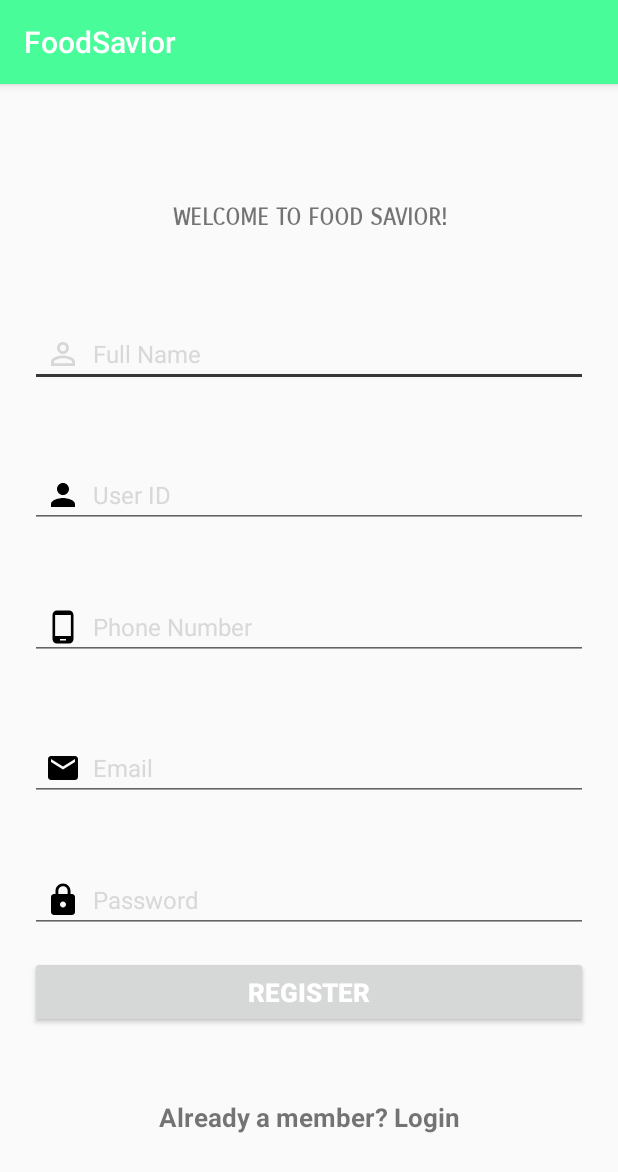
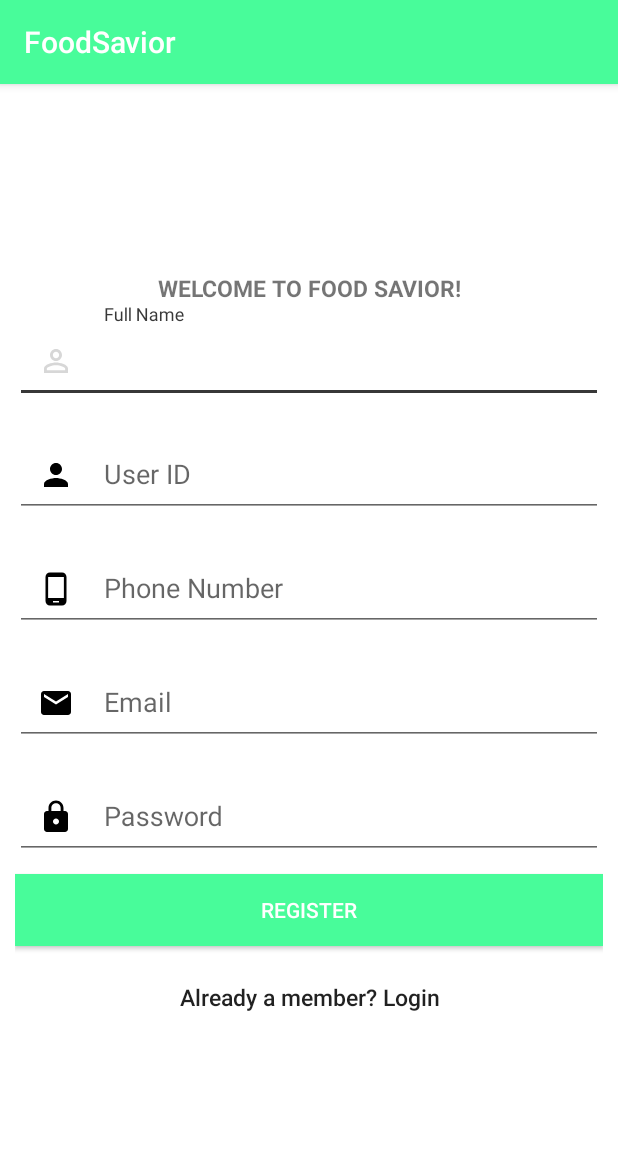
Before and after one commit to Ellynnn/MAD, an Android app: the Registration screen opened directly, with no data from a screen before it, on a phone screen of 412 x 824 dp. Shown: the top 1172 px of the screen. Run offline under Robolectric (Android 15) with nearby library versions, the phone set to English and light mode, and no system bars; our stand-ins replace Firebase (no records; nobody signed in at launch, a user with empty details on screens opened directly).

Commit message:
Login n Register

```diff
--- a/app/build.gradle
+++ b/app/build.gradle
@@ -24,10 +24,10 @@ dependencies {
     implementation 'com.android.support:design:28.0.0'
     implementation 'com.android.support.constraint:constraint-layout:1.1.3'
     implementation 'com.android.support:support-v4:28.0.0'
+    implementation 'com.google.firebase:firebase-core:16.0.6'
     testImplementation 'junit:junit:4.12'
     androidTestImplementation 'com.android.support.test:runner:1.0.2'
     androidTestImplementation 'com.android.support.test.espresso:espresso-core:3.0.2'
-    implementation 'com.google.firebase:firebase-core:16.0.6'
 }
 
 apply plugin: 'com.google.gms.google-services'
--- a/app/src/main/java/com/example/ellyn/assignment/Registration.java
+++ b/app/src/main/java/com/example/ellyn/assignment/Registration.java
@@ -1,13 +1,101 @@
 package com.example.ellyn.assignment;
 
+import android.content.Intent;
 import android.os.Bundle;
 import android.support.v7.app.AppCompatActivity;
+import android.text.TextUtils;
+import android.view.View;
+import android.widget.Button;
+import android.widget.EditText;
+import android.widget.ProgressBar;
+import android.widget.Toast;
 
+import com.google.firebase.database.FirebaseDatabase;
+import com.google.firebase.database.IgnoreExtraProperties;
+
+@IgnoreExtraProperties
 public class Registration extends AppCompatActivity {
+    private EditText inputrfullname, inputruserid, inputrphoneno , inputremail, inputrpassword;
+    private Button  btnregister, btnlinklogin;
+    private ProgressBar progressBar;
+    private FirebaseDatabase firebaseDatabase;
 
     @Override
     protected void onCreate(Bundle savedInstanceState) {
         super.onCreate(savedInstanceState);
         setContentView(R.layout.activity_registration);
-  }
+
+        //Get Firebase auth instance
+        firebaseDatabase = FirebaseDatabase.getInstance();
+
+        btnregister = (Button) findViewById(R.id.btn_register);
+        inputrfullname = (EditText) findViewById(R.id.rEditname);
+        inputruserid = (EditText) findViewById(R.id.rEdituserid);
+        inputrphoneno = (EditText) findViewById(R.id.rEditphoneno);
+        inputremail = (EditText) findViewById(R.id.rEditEmail);
+        inputrpassword = (EditText) findViewById(R.id.rEditPassword);
+        progressBar = (ProgressBar) findViewById(R.id.progressBar);
+        btnlinklogin = (Button) findViewById(R.id.btn_link_login);
+
+
+        btnlinklogin.setOnClickListener(new View.OnClickListener() {
+            @Override
+            public void onClick(View v) {
+                Intent myIntent = new Intent(Registration.this, login.class);
+                startActivity(myIntent);
+            }
+        });
+
+        btnregister.setOnClickListener(new View.OnClickListener() {
+            @Override
+            public void onClick(View v) {
+
+                String fullname = inputrfullname.getText().toString().trim();
+                String userid = inputruserid.getText().toString().trim();
+                String phoneno = inputrphoneno.getText().toString().trim();
+                String email = inputremail.getText().toString().trim();
+                String password = inputrpassword.getText().toString().trim();
+
+                if (TextUtils.isEmpty(fullname)) {
+                    Toast.makeText(getApplicationContext(), "Enter full name!", Toast.LENGTH_SHORT).show();
+                    return;
+                }
+                if (TextUtils.isEmpty(userid)) {
+                    Toast.makeText(getApplicationContext(), "Enter user ID!", Toast.LENGTH_SHORT).show();
+                    return;
+                }
+
+                if (TextUtils.isEmpty(phoneno)) {
+                    Toast.makeText(getApplicationContext(), "Enter phoneno!", Toast.LENGTH_SHORT).show();
+                    return;
+                }
+
+                if (TextUtils.isEmpty(email)) {
+                    Toast.makeText(getApplicationContext(), "Enter email address!", Toast.LENGTH_SHORT).show();
+                    return;
+                }
+
+                if (TextUtils.isEmpty(password)) {
+                    Toast.makeText(getApplicationContext(), "Enter password!", Toast.LENGTH_SHORT).show();
+                    return;
+                }
+
+                if (password.length() < 6) {
+                    Toast.makeText(getApplicationContext(), "Password too short, enter minimum 6 characters!", Toast.LENGTH_SHORT).show();
+                    return;
+                }
+
+                progressBar.setVisibility(View.VISIBLE);
+
+
+            }
+        });
+    }
+
+    @Override
+    protected void onResume() {
+        super.onResume();
+        progressBar.setVisibility(View.GONE);
+    }
+
 }
--- a/app/src/main/res/layout/activity_registration.xml
+++ b/app/src/main/res/layout/activity_registration.xml
@@ -1,179 +1,147 @@
 <?xml version="1.0" encoding="utf-8"?>
-<android.support.constraint.ConstraintLayout xmlns:android="http://schemas.android.com/apk/res/android"
+<LinearLayout xmlns:android="http://schemas.android.com/apk/res/android"
+    xmlns:tools="http://schemas.android.com/tools"
     xmlns:app="http://schemas.android.com/apk/res-auto"
-    xmlns:tools="http://schemas.android.com/tools"
+    android:orientation="vertical"
     android:layout_width="match_parent"
     android:layout_height="match_parent"
-    android:orientation="vertical"
-    android:padding="20dp"
-    tools:context=".Registration">
-
-    <android.support.constraint.Guideline
-        android:id="@+id/guideline"
-        android:layout_width="wrap_content"
-        android:layout_height="wrap_content"
-        android:orientation="horizontal"
-        app:layout_constraintGuide_begin="20dp"
-        app:layout_constraintGuide_percent="0.0" />
-
-
-    <android.support.constraint.Guideline
-        android:id="@+id/guideline2"
-        android:layout_width="wrap_content"
-        android:layout_height="wrap_content"
-        android:orientation="horizontal"
-        app:layout_constraintGuide_percent="0.25"
-        app:layout_constraintGuide_begin="20dp" />
-
-    <android.support.constraint.Guideline
-        android:id="@+id/guideline3"
-        android:layout_width="wrap_content"
-        android:layout_height="wrap_content"
-        android:orientation="horizontal"
-        app:layout_constraintGuide_begin="284dp"
-        app:layout_constraintGuide_percent="0.5" />
-
-    <android.support.constraint.Guideline
-        android:id="@+id/guideline4"
-        android:layout_width="wrap_content"
-        android:layout_height="wrap_content"
-        android:orientation="horizontal"
-        app:layout_constraintGuide_percent="0.75"
-        app:layout_constraintGuide_begin="372dp" />
-
-
-    <android.support.constraint.Guideline
-        android:id="@+id/guideline5"
-        android:layout_width="wrap_content"
-        android:layout_height="wrap_content"
-        android:orientation="horizontal"
-        app:layout_constraintGuide_percent="1.0"
-        app:layout_constraintGuide_begin="461dp" />
+    android:padding="10dp"
+    android:gravity="center"
+    android:background="@color/colorBG"
+    tools:context="com.example.ellyn.assignment.Registration">>
 
     <TextView
         android:id="@+id/welcome"
-        android:layout_width="fill_parent"
+        android:layout_width="wrap_content"
         android:layout_height="wrap_content"
-        android:fontFamily="sans-serif-smallcaps"
-        android:gravity="center"
         android:text="@string/welcome"
+        android:textAlignment="center"
         android:textSize="15dp"
-        android:textStyle="bold"
-        app:layout_constraintBottom_toTopOf="@+id/input_fullname"
-        app:layout_constraintTop_toTopOf="@+id/guideline" />
+        android:textStyle="normal|bold"
+        app:layout_constraintBottom_toTopOf="@+id/input_rfullname"
+        />
+
+    <android.support.design.widget.TextInputLayout
+        android:id="@+id/input_rfullname"
+        android:layout_width="match_parent"
+        android:layout_height="wrap_content"
+        android:layout_marginBottom="10dp">
 
         <EditText
-        android:id="@+id/input_fullname"
-        android:layout_width="fill_parent"
+            android:id="@+id/rEditname"
+            android:layout_width="match_parent"
             android:layout_height="wrap_content"
-        android:layout_marginTop="10dp"
-        android:drawableLeft="@drawable/ic_person_outline_white_24dp"
-        android:drawablePadding="8dp"
+            android:hint="@string/full_name"
+            android:padding="15dp"
+            android:drawablePadding="20dp"
+            android:paddingLeft="20dp"
+            android:drawableLeft="@drawable/ic_person_outline_white_24dp"/>
 
-        android:hint="@string/full_name"
-        android:padding="10dp"
-        android:textColor="#333333"
-        android:textColorHint="#d8d8d8"
-        android:textSize="16sp"
+    </android.support.design.widget.TextInputLayout>
+
+    <android.support.design.widget.TextInputLayout
+        android:id="@+id/input_ruserid"
+        android:layout_width="match_parent"
+        android:layout_height="wrap_content"
+        android:layout_marginBottom="10dp" >
+
+        <EditText
+            android:layout_width="match_parent"
+            android:layout_height="wrap_content"
+            android:id="@+id/rEdituserid"
+            android:hint="@string/user_id"
+            android:padding="15dp"
+            android:drawablePadding="20dp"
             android:paddingLeft="20dp"
-        app:layout_constraintBottom_toTopOf="@+id/guideline2"
+            android:drawableLeft="@drawable/ic_person_black_24dp"
             />
 
+    </android.support.design.widget.TextInputLayout>
+
+
+    <android.support.design.widget.TextInputLayout
+        android:id="@+id/input_rphoneno"
+        android:layout_width="match_parent"
+        android:layout_height="wrap_content"
+        android:layout_marginBottom="10dp" >
 
         <EditText
-        android:id="@+id/input_userid"
-        android:layout_width="fill_parent"
+            android:layout_width="match_parent"
             android:layout_height="wrap_content"
-        android:layout_marginTop="5dp"
-        android:drawableLeft="@drawable/ic_person_black_24dp"
-        android:drawablePadding="8dp"
-        android:gravity="center_vertical"
-        android:hint="@string/user_id"
-        android:padding="10dp"
-        android:textColor="#333333"
-        android:textColorHint="#d8d8d8"
-        android:textSize="16sp"
+            android:id="@+id/rEditphoneno"
+            android:hint="Phone Number"
+            android:padding="15dp"
+            android:drawablePadding="20dp"
             android:paddingLeft="20dp"
-        app:layout_constraintBottom_toTopOf="@+id/input_phoneno"
-        app:layout_constraintTop_toTopOf="@+id/guideline2" />
+            android:drawableLeft="@drawable/ic_phone_android_black_24dp"/>
+
+    </android.support.design.widget.TextInputLayout>
+
+
+    <android.support.design.widget.TextInputLayout
+        android:id="@+id/input_remail"
+        android:layout_width="match_parent"
+        android:layout_height="wrap_content"
+        android:layout_marginBottom="10dp" >
 
         <EditText
-        android:id="@+id/input_phoneno"
-        android:layout_width="fill_parent"
+            android:layout_width="match_parent"
             android:layout_height="wrap_content"
-        android:layout_marginTop="5dp"
-        android:drawableLeft="@drawable/ic_phone_android_black_24dp"
-        android:drawablePadding="8dp"
-        android:hint="@string/phone_number"
-        android:padding="10dp"
-        android:textColor="#333333"
-        android:textColorHint="#d8d8d8"
-        android:textSize="16sp"
+            android:id="@+id/rEditEmail"
+            android:hint="@string/email"
+            android:inputType="textEmailAddress"
+            android:padding="15dp"
+            android:drawablePadding="20dp"
             android:paddingLeft="20dp"
-        app:layout_constraintBottom_toTopOf="@+id/guideline3"
-        />
+            android:drawableLeft="@drawable/ic_email_black_24dp"/>
+
+    </android.support.design.widget.TextInputLayout>
+
+    <android.support.design.widget.TextInputLayout
+        android:id="@+id/input_rpassword"
+        android:layout_width="match_parent"
+        android:layout_height="wrap_content"
+        android:layout_marginBottom="10dp" >
 
         <EditText
-        android:id="@+id/input_email"
-        android:layout_width="fill_parent"
+            android:layout_width="match_parent"
             android:layout_height="wrap_content"
-        android:layout_marginTop="5dp"
-        android:drawableLeft="@drawable/ic_email_black_24dp"
-        android:drawablePadding="8dp"
-        android:hint="@string/email"
-        android:inputType="textEmailAddress"
-        android:padding="10dp"
-        android:textColor="#333333"
-        android:textColorHint="#d8d8d8"
-        android:textSize="16sp"
-        android:paddingLeft="20dp"
-        app:layout_constraintBottom_toTopOf="@+id/input_password"
-        app:layout_constraintTop_toBottomOf="@+id/input_phoneno" />
-
-    <EditText
-        android:id="@+id/input_password"
-        android:layout_width="fill_parent"
-        android:layout_height="wrap_content"
-        android:layout_marginTop="5dp"
-        android:drawableLeft="@drawable/ic_https_black_24dp"
-        android:drawablePadding="8dp"
+            android:id="@+id/rEditPassword"
             android:hint="@string/password"
             android:inputType="textPassword"
-        android:padding="10dp"
-        android:textColor="#333333"
-        android:textColorHint="#d8d8d8"
-        android:textSize="16sp"
+            android:padding="15dp"
+            android:drawablePadding="20dp"
             android:paddingLeft="20dp"
-        app:layout_constraintBottom_toTopOf="@+id/guideline4"
-      />
+            android:drawableLeft="@drawable/ic_https_black_24dp"/>
+
+    </android.support.design.widget.TextInputLayout>
 
     <Button
         android:id="@+id/btn_register"
-        android:layout_width="fill_parent"
+        android:layout_width="match_parent"
         android:layout_height="wrap_content"
-        android:layout_marginTop="15dp"
-        android:text="@string/btn_register"
-        android:padding="3dp"
-        android:textColor="#FFFFFF"
-        android:textSize="17sp"
-        android:textStyle="normal|bold"
-        app:layout_constraintTop_toBottomOf="@+id/input_password" />
+        android:layout_marginBottom="10dp"
+        android:background="@color/colorPrimary"
+        android:text="REGISTER"
+        android:textColor="@color/white" />
 
-    <TextView
-        android:id="@+id/link_login"
-        android:layout_width="fill_parent"
+    <Button
+        android:id="@+id/btn_link_login"
+        android:layout_width="match_parent"
         android:layout_height="wrap_content"
-        android:layout_marginTop="8dp"
-        android:layout_marginBottom="8dp"
-        android:gravity="center"
+        android:layout_marginBottom="10dp"
+        android:background="@null"
+        android:backgroundTint="@color/colorBG"
         android:text="@string/already_a_member_login"
-        android:textSize="17sp"
-        android:textStyle="normal|bold"
-        app:layout_constraintBottom_toTopOf="@+id/guideline5"
-        app:layout_constraintTop_toBottomOf="@+id/btn_register"
-        />
+        android:textAllCaps="false"
+        android:textSize="15sp" />
 
+    <ProgressBar
+        android:id="@+id/progressBar"
+        android:layout_width="10dp"
+        android:layout_height="10dp"
+        android:layout_gravity="center|bottom"
+        android:layout_marginBottom="20dp"
+        android:visibility="gone" />
 
-
-
-</android.support.constraint.ConstraintLayout>
+</LinearLayout>
```
Also changed, not shown: app/src/main/AndroidManifest.xml (+2 -8 lines), app/src/main/java/com/example/ellyn/assignment/login.java (+81 -12 lines), app/src/main/res/layout/activity_login.xml (+52 -83 lines), app/src/main/res/values/strings.xml (+8 -0 lines), 1 other file. Lines whose indentation alone changed are shown as unchanged.
